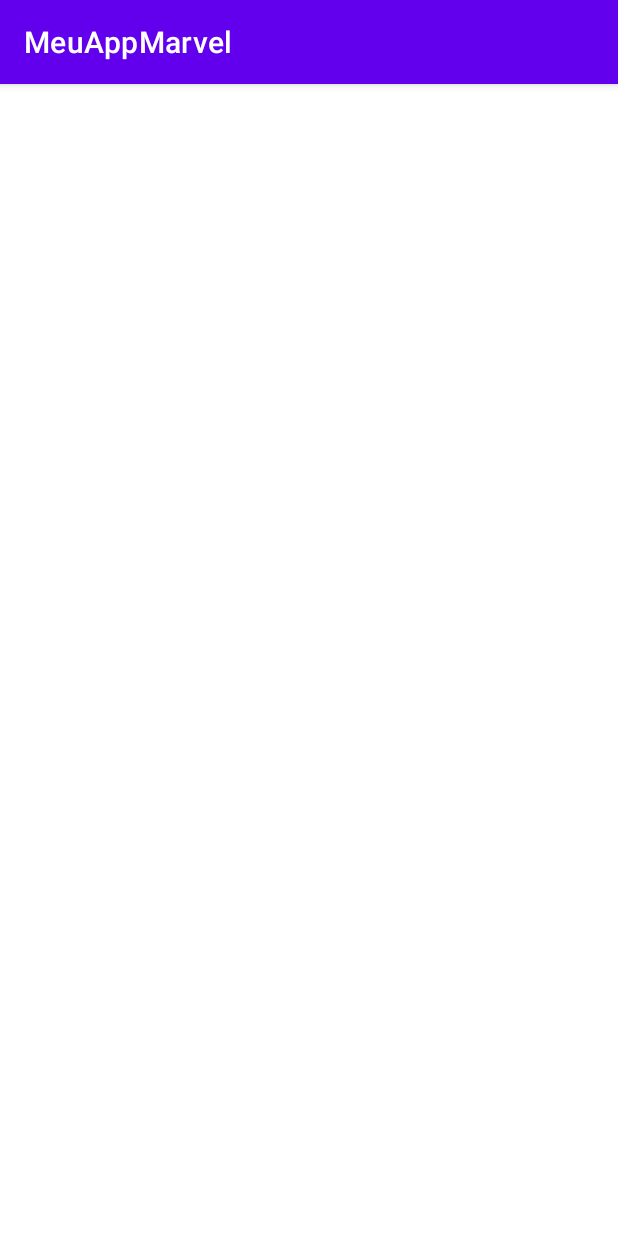
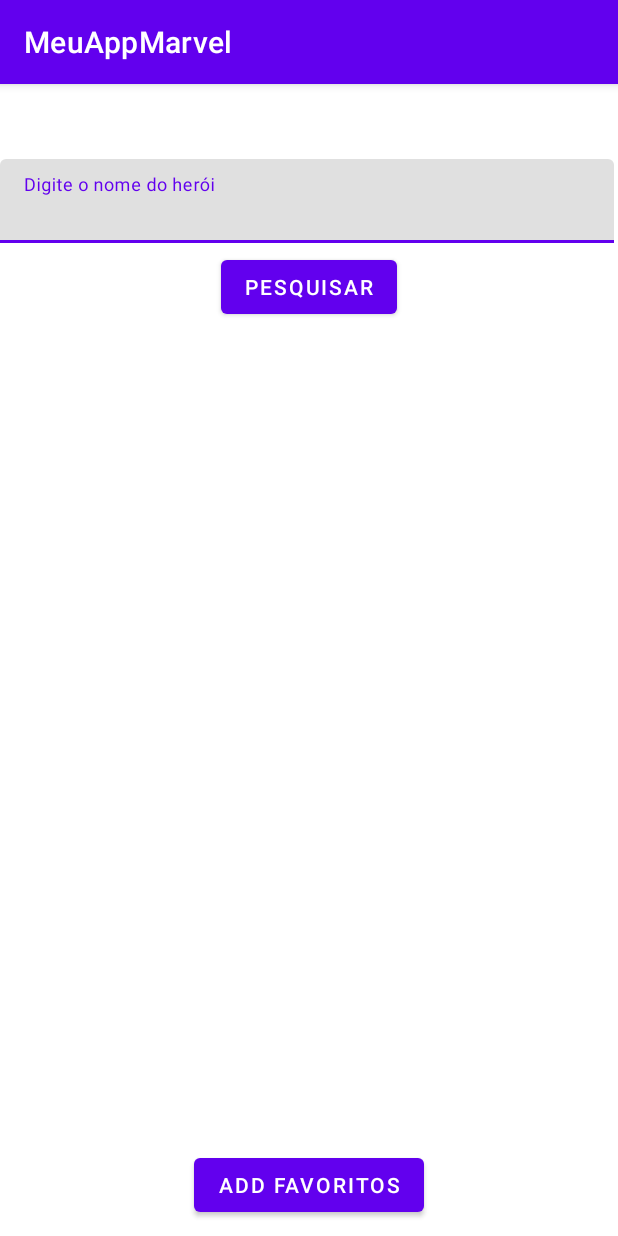
Before and after one commit to SilvaLucas22/MarvelHeroes, an Android app: the ListarUmHeroiActivity screen opened directly, with no data from a screen before it, on a phone screen of 412 x 824 dp. Run offline under Robolectric (Android 15) with nearby library versions, the phone set to English and light mode, and no system bars; network calls fail; 1 statement that could not run was skipped.

```diff
--- a/Code/app/build.gradle
+++ b/Code/app/build.gradle
@@ -40,6 +40,9 @@ dependencies {
     implementation 'com.squareup.retrofit2:retrofit:2.9.0'
     implementation 'com.squareup.retrofit2:converter-gson:2.3.0'
     implementation 'com.squareup.retrofit:adapter-rxjava:2.0.0-beta1'
+    //noinspection GradleCompatible
+    implementation 'com.android.support:recyclerview-v7:27.0.2'
+    implementation "androidx.lifecycle:lifecycle-runtime-ktx:2.5.0-rc02"
     implementation("org.jetbrains.kotlinx:kotlinx-coroutines-android:1.3.9")
     testImplementation 'junit:junit:4.13.2'
     androidTestImplementation 'androidx.test.ext:junit:1.1.3'
--- a/Code/app/src/main/java/com/example/meuappmarvel/ListarHeroisActivity.kt
+++ b/Code/app/src/main/java/com/example/meuappmarvel/ListarHeroisActivity.kt
@@ -2,8 +2,8 @@ package com.example.meuappmarvel
 
 import androidx.appcompat.app.AppCompatActivity
 import android.os.Bundle
+import com.example.meuappmarvel.consumoAPI.ListarHerois
 import kotlinx.coroutines.GlobalScope
-import kotlinx.coroutines.coroutineScope
 import kotlinx.coroutines.launch
 
 class ListarHeroisActivity : AppCompatActivity() {
--- a/Code/app/src/main/java/com/example/meuappmarvel/ListarUmHeroiActivity.kt
+++ b/Code/app/src/main/java/com/example/meuappmarvel/ListarUmHeroiActivity.kt
@@ -2,18 +2,46 @@ package com.example.meuappmarvel
 
 import androidx.appcompat.app.AppCompatActivity
 import android.os.Bundle
+import android.view.View
+import android.widget.EditText
+import android.widget.TextView
+import androidx.lifecycle.lifecycleScope
+import com.example.meuappmarvel.consumoAPI.ListarHerois
+import com.example.meuappmarvel.models.Hero
+import kotlinx.coroutines.Dispatchers
 import kotlinx.coroutines.GlobalScope
 import kotlinx.coroutines.launch
 
 class ListarUmHeroiActivity : AppCompatActivity() {
+
+    var saidaTexto: TextView = findViewById(R.id.exibirTexto)
+
     override fun onCreate(savedInstanceState: Bundle?) {
         super.onCreate(savedInstanceState)
         setContentView(R.layout.activity_listar_um_heroi)
 
+    }
+
+    fun getHeroList(view: View) {
+        val caixaTexto:EditText = findViewById(R.id.nameHero)
+        val name = caixaTexto.text.toString()
+
+        //var saidaTexto: TextView = findViewById(R.id.exibirTexto)
+
+        var ListaDeHerois : MutableList<Hero> = ArrayList()
         GlobalScope.launch {
-            val ListaDeHerois = ListarHerois().getHeroByName("Spider-Man")
-            println(ListaDeHerois.toString())
-            println("Temos " + ListaDeHerois.size + " heróis")
+            ListaDeHerois = ListarHerois().getHeroByName(name)
+            //println(ListaDeHerois.toString())
+            //println("Temos " + ListaDeHerois.size + " heróis")
+
+            saidaTexto.setText(ListaDeHerois.toString())
+
         }
+
     }
+
+    fun addFavorito(view: View){
+
+    }
+
 }
--- a/Code/app/src/main/java/com/example/meuappmarvel/MarvelAPIService.kt
+++ b/Code/app/src/main/java/com/example/meuappmarvel/consumoAPI/MarvelAPIService.kt
@@ -1,4 +1,4 @@
-package com.example.meuappmarvel
+package com.example.meuappmarvel.consumoAPI
 
 import com.example.meuappmarvel.models.RetornoAPI
 import retrofit2.Call
--- a/Code/app/src/main/java/com/example/meuappmarvel/RetrofitConfig.kt
+++ b/Code/app/src/main/java/com/example/meuappmarvel/consumoAPI/RetrofitConfig.kt
@@ -1,6 +1,5 @@
-package com.example.meuappmarvel
+package com.example.meuappmarvel.consumoAPI
 
-import retrofit.RxJavaCallAdapterFactory
 import retrofit2.Retrofit
 import retrofit2.converter.gson.GsonConverterFactory
 
--- a/Code/app/src/main/res/layout/activity_listar_um_heroi.xml
+++ b/Code/app/src/main/res/layout/activity_listar_um_heroi.xml
@@ -2,8 +2,59 @@
 <androidx.constraintlayout.widget.ConstraintLayout xmlns:android="http://schemas.android.com/apk/res/android"
     xmlns:app="http://schemas.android.com/apk/res-auto"
     xmlns:tools="http://schemas.android.com/tools"
+    android:id="@+id/searchHero"
     android:layout_width="match_parent"
     android:layout_height="match_parent"
+    android:onClick="getHeroList"
     tools:context=".ListarUmHeroiActivity">
 
+    <com.google.android.material.textfield.TextInputLayout
+        android:id="@+id/textInputLayout"
+        android:layout_width="409dp"
+        android:layout_height="wrap_content"
+        android:layout_marginTop="50dp"
+        app:layout_constraintTop_toTopOf="parent"
+        tools:layout_editor_absoluteX="1dp">
+
+        <com.google.android.material.textfield.TextInputEditText
+            android:id="@+id/nameHero"
+            android:layout_width="match_parent"
+            android:layout_height="wrap_content"
+            android:hint="Digite o nome do herói" />
+    </com.google.android.material.textfield.TextInputLayout>
+
+    <Button
+        android:id="@+id/startSearch"
+        android:layout_width="wrap_content"
+        android:layout_height="wrap_content"
+        android:layout_marginTop="5dp"
+        android:onClick="getHeroList"
+        android:text="Pesquisar"
+        app:layout_constraintEnd_toEndOf="parent"
+        app:layout_constraintStart_toStartOf="parent"
+        app:layout_constraintTop_toBottomOf="@+id/textInputLayout" />
+
+    <TextView
+        android:id="@+id/exibirTexto"
+        android:layout_width="0dp"
+        android:layout_height="0dp"
+        android:layout_marginStart="2dp"
+        android:layout_marginTop="10dp"
+        android:layout_marginEnd="2dp"
+        android:layout_marginBottom="10dp"
+        app:layout_constraintBottom_toTopOf="@+id/addFavorito"
+        app:layout_constraintEnd_toEndOf="parent"
+        app:layout_constraintStart_toStartOf="parent"
+        app:layout_constraintTop_toBottomOf="@+id/startSearch" />
+
+    <Button
+        android:id="@+id/addFavorito"
+        android:layout_width="wrap_content"
+        android:layout_height="wrap_content"
+        android:layout_marginBottom="10dp"
+        android:onClick="addFavorito"
+        android:text="Add Favoritos"
+        app:layout_constraintBottom_toBottomOf="parent"
+        app:layout_constraintEnd_toEndOf="parent"
+        app:layout_constraintStart_toStartOf="parent" />
 </androidx.constraintlayout.widget.ConstraintLayout>
```
Also changed, not shown: Code/app/src/main/java/com/example/meuappmarvel/consumoAPI/ListarHerois.kt (renamed from Code/app/src/main/java/com/example/meuappmarvel/ListarHerois.kt, +1 -6 lines).
